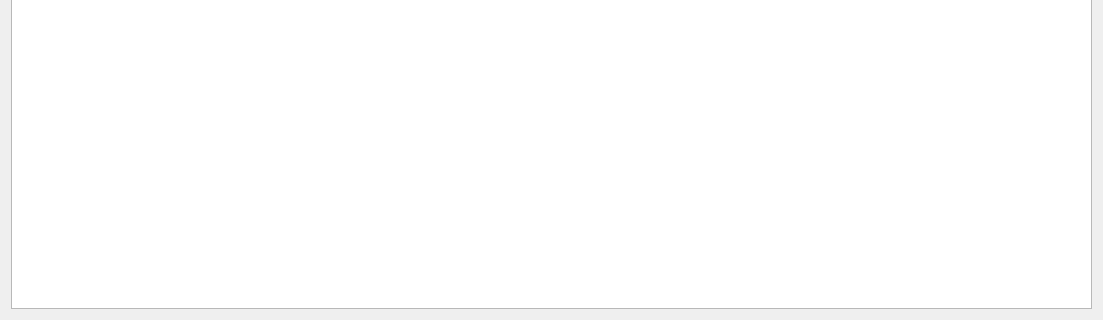
Old version of the form ui/dbcmaineditor.ui in the repository collin80/SavvyCAN; both pictures show x 0 to 1103 and y 251 to 571 of the 1103 by 571 pixel window.
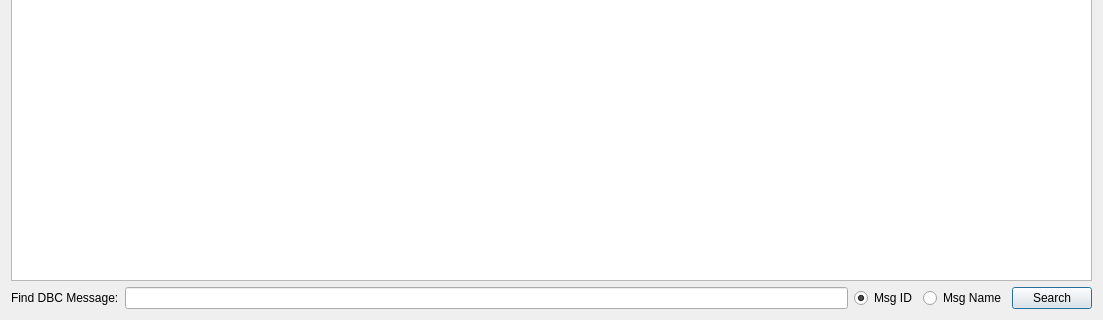
New version of the form.

Commit message: Added searching to DBC window to make it easier to find messages. Replaced deprecated random number calls with new method.

Diff of the .ui file:
```diff
--- a/ui/dbcmaineditor.ui
+++ b/ui/dbcmaineditor.ui
@@ -40,6 +40,44 @@
      <item>
       <widget class="QTableWidget" name="MessagesTable"/>
      </item>
+     <item>
+      <layout class="QHBoxLayout" name="horizontalLayout">
+       <item>
+        <widget class="QLabel" name="label_3">
+         <property name="text">
+          <string>Find DBC Message:</string>
+         </property>
+        </widget>
+       </item>
+       <item>
+        <widget class="QLineEdit" name="lineSearch"/>
+       </item>
+       <item>
+        <widget class="QRadioButton" name="radioID">
+         <property name="text">
+          <string>Msg ID</string>
+         </property>
+         <property name="checked">
+          <bool>true</bool>
+         </property>
+        </widget>
+       </item>
+       <item>
+        <widget class="QRadioButton" name="radioName">
+         <property name="text">
+          <string>Msg Name</string>
+         </property>
+        </widget>
+       </item>
+       <item>
+        <widget class="QPushButton" name="btnSearch">
+         <property name="text">
+          <string>Search</string>
+         </property>
+        </widget>
+       </item>
+      </layout>
+     </item>
     </layout>
    </item>
   </layout>
```
The commit also changes 7 other files.
